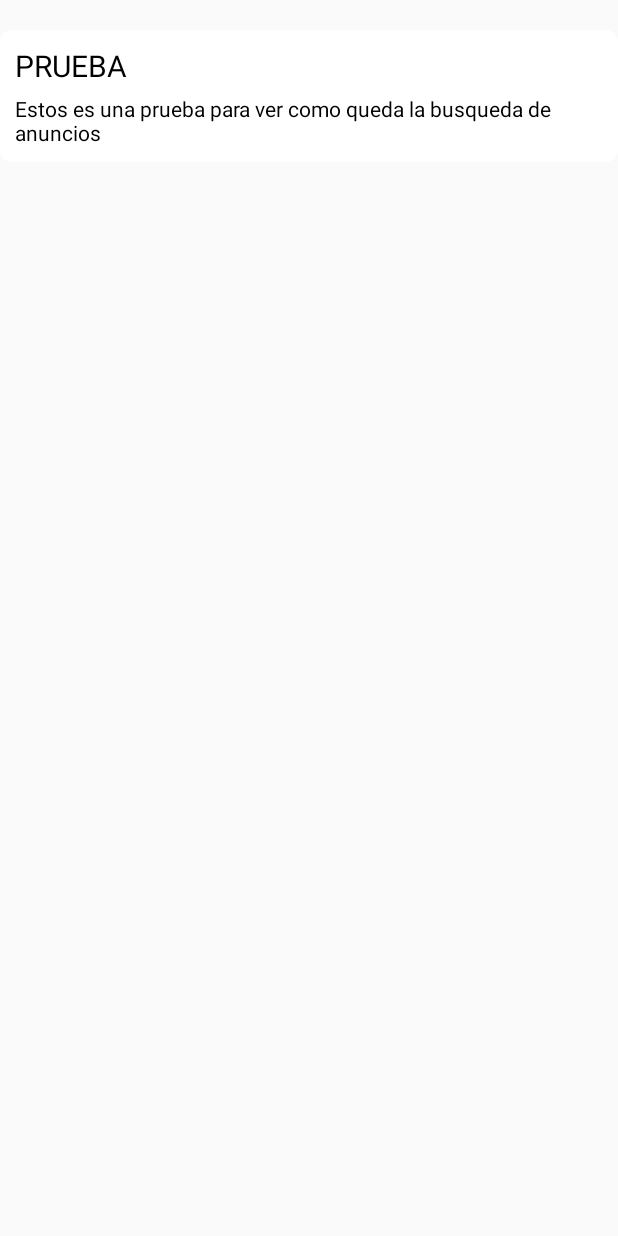
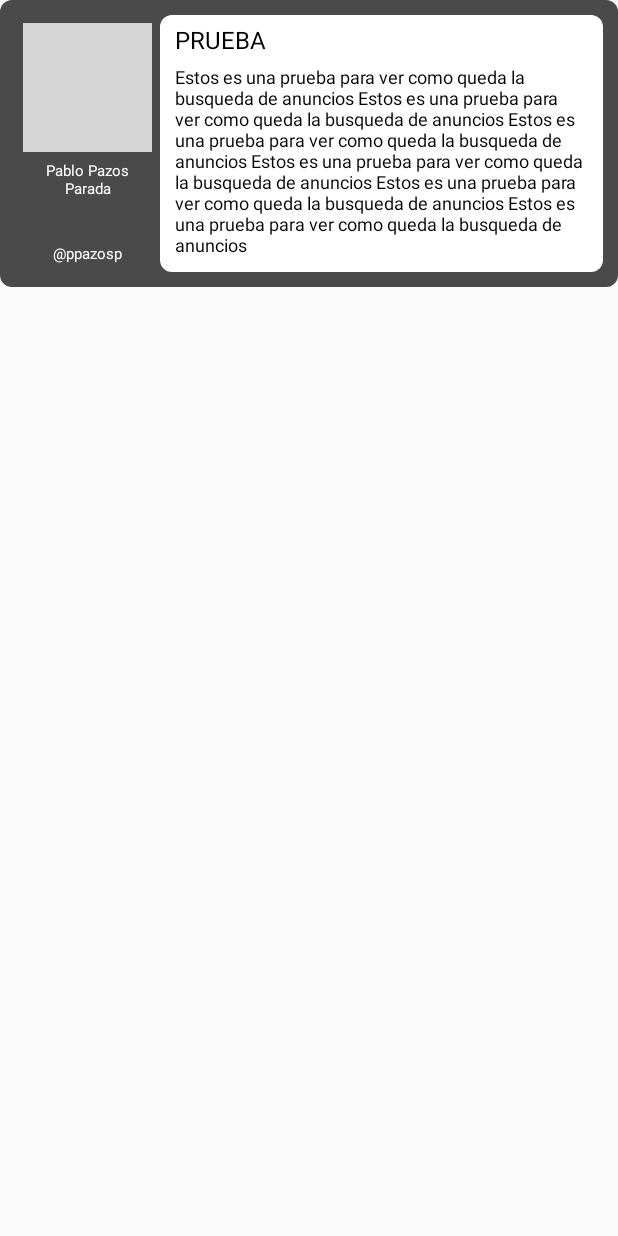
Before and after one commit to ppazosp/ChangApp, an Android app: the layout result_item.xml on its own in the app's theme, with its tools: preview values and no code run, on a phone screen of 412 x 824 dp. Run offline under Robolectric (Android 15) with nearby library versions, the phone set to English and light mode, and no system bars; grey boxes are pictures that could not be loaded.

Commit message:
result item changes

```diff
--- a/app/src/main/java/ppazosp/changapp/SearchFragment.kt
+++ b/app/src/main/java/ppazosp/changapp/SearchFragment.kt
@@ -219,8 +219,8 @@ class SearchFragment : Fragment() {
         for(advert in adverts)
         {
             val resultView = LayoutInflater.from(context).inflate(R.layout.result_item, resultsContainer, false)
-            resultView.findViewById<TextView>(R.id.title).text = advert.title
-            resultView.findViewById<TextView>(R.id.description).text = advert.description
+            //resultView.findViewById<TextView>(R.id.title).text = advert.title
+            //resultView.findViewById<TextView>(R.id.description).text = advert.description
             resultsContainer?.addView(resultView)
         }
     }
--- /dev/null
+++ b/app/src/main/res/drawable/item_background_dark.xml
@@ -0,0 +1,6 @@
+<?xml version="1.0" encoding="utf-8"?>
+<shape xmlns:android="http://schemas.android.com/apk/res/android"
+    android:shape="rectangle">
+    <corners android:radius="8dp" />
+    <solid android:color="@color/dark_grey" />
+</shape>
--- a/app/src/main/res/layout/result_item.xml
+++ b/app/src/main/res/layout/result_item.xml
@@ -8,25 +8,75 @@
     <LinearLayout
         android:layout_width="0dp"
         android:layout_height="wrap_content"
-        android:layout_marginVertical="20dp"
-        android:background="@drawable/item_background"
-        android:orientation="vertical"
+        android:background="@drawable/item_background_dark"
+        android:orientation="horizontal"
+        android:paddingHorizontal="10dp"
+        android:paddingVertical="10dp"
         app:layout_constraintEnd_toEndOf="parent"
         app:layout_constraintStart_toStartOf="parent"
         app:layout_constraintTop_toTopOf="parent">
+
+        <LinearLayout
+            android:layout_width="wrap_content"
+            android:layout_height="match_parent"
+            android:layout_weight="0"
+            android:orientation="vertical">
+
+            <ImageView
+                android:id="@+id/imageView"
+                android:layout_width="86dp"
+                android:layout_height="86dp"
+                android:layout_gravity="center|top"
+                android:layout_marginHorizontal="5dp"
+                android:layout_marginTop="5dp"
+                android:layout_marginBottom="5dp"
+                android:layout_weight="0"
+                tools:srcCompat="@tools:sample/avatars" />
+
+            <TextView
+                android:id="@+id/textView"
+                android:layout_width="match_parent"
+                android:layout_height="wrap_content"
+                android:layout_marginHorizontal="5dp"
+                android:layout_marginBottom="5dp"
+                android:layout_weight="0"
+                android:gravity="top|center"
+                android:text="Pablo Pazos Parada"
+                android:textColor="@color/white"
+                android:textSize="10sp" />
+
+            <TextView
+                android:id="@+id/textView2"
+                android:layout_width="match_parent"
+                android:layout_height="match_parent"
+                android:layout_marginHorizontal="5dp"
+                android:layout_marginBottom="5dp"
+                android:layout_weight="0"
+                android:gravity="bottom|center"
+                android:text="\@ppazosp"
+                android:textColor="@color/white"
+                android:textSize="10sp" />
+        </LinearLayout>
+
+        <LinearLayout
+            android:layout_width="0dp"
+            android:layout_height="wrap_content"
+            android:layout_gravity="top"
+            android:layout_weight="3"
+            android:background="@drawable/item_background"
+            android:orientation="vertical">
 
             <TextView
                 android:id="@+id/title"
                 android:layout_width="match_parent"
                 android:layout_height="wrap_content"
                 android:layout_marginHorizontal="10dp"
-            android:layout_marginTop="10dp"
+                android:layout_marginTop="5dp"
                 android:layout_marginBottom="5dp"
-            android:layout_weight="1"
                 android:gravity="center_vertical"
                 android:text="PRUEBA"
                 android:textColor="@color/black"
-            android:textSize="20sp" />
+                android:textSize="16sp" />
 
             <TextView
                 android:id="@+id/description"
@@ -34,10 +84,12 @@
                 android:layout_height="wrap_content"
                 android:layout_marginHorizontal="10dp"
                 android:layout_marginBottom="10dp"
-            android:layout_weight="4"
                 android:gravity="center_vertical"
-            android:text="Estos es una prueba para ver como queda la busqueda de anuncios"
-            android:textColor="@color/black" />
+                android:text="Estos es una prueba para ver como queda la busqueda de anuncios Estos es una prueba para ver como queda la busqueda de anuncios Estos es una prueba para ver como queda la busqueda de anuncios Estos es una prueba para ver como queda la busqueda de anuncios Estos es una prueba para ver como queda la busqueda de anuncios Estos es una prueba para ver como queda la busqueda de anuncios"
+                android:textColor="@color/black"
+                android:textSize="12sp" />
 
         </LinearLayout>
+    </LinearLayout>
+
 </androidx.constraintlayout.widget.ConstraintLayout>
--- a/gradle/libs.versions.toml
+++ b/gradle/libs.versions.toml
@@ -1,5 +1,5 @@
 [versions]
-agp = "8.6.0"
+agp = "8.5.2"
 chipNavigationBar = "1.3.4"
 fragmentKtx = "1.8.3"
 kotlin = "1.9.0"
```
Lines whose indentation alone changed are shown as unchanged.
